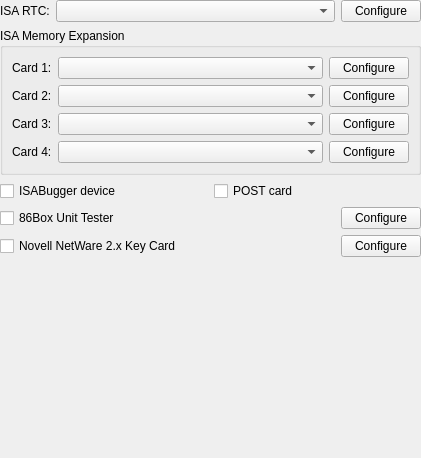
This is src/qt/qt_settingsotherperipherals.ui in 86Box/86Box as Qt 5 draws it before an edit. The edited form follows.
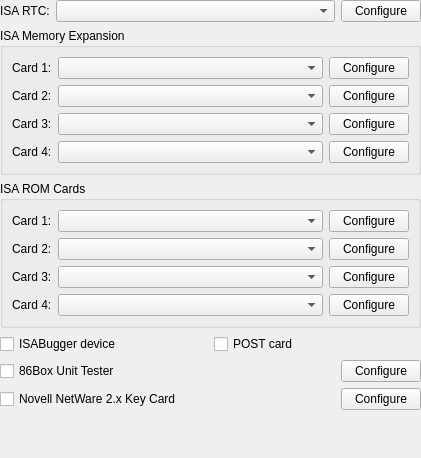
This is the edited form.

```diff
--- a/src/qt/qt_settingsotherperipherals.ui
+++ b/src/qt/qt_settingsotherperipherals.ui
@@ -174,6 +174,123 @@
      </layout>
     </widget>
    </item>
+   <item>
+    <widget class="QGroupBox" name="groupBoxRom">
+     <property name="title">
+      <string>ISA ROM Cards</string>
+     </property>
+     <layout class="QGridLayout" name="gridLayoutRom">
+      <item row="0" column="0">
+       <widget class="QLabel" name="labelIsaRomCard1">
+        <property name="text">
+         <string>Card 1:</string>
+        </property>
+       </widget>
+      </item>
+      <item row="0" column="1">
+       <widget class="QComboBox" name="comboBoxIsaRomCard1">
+        <property name="sizePolicy">
+         <sizepolicy hsizetype="MinimumExpanding" vsizetype="Fixed">
+          <horstretch>0</horstretch>
+          <verstretch>0</verstretch>
+         </sizepolicy>
+        </property>
+        <property name="maxVisibleItems">
+         <number>30</number>
+        </property>
+       </widget>
+      </item>
+      <item row="0" column="2">
+       <widget class="QPushButton" name="pushButtonConfigureIsaRomCard1">
+        <property name="text">
+         <string>Configure</string>
+        </property>
+       </widget>
+      </item>
+      <item row="1" column="0">
+       <widget class="QLabel" name="labelIsaRomCard2">
+        <property name="text">
+         <string>Card 2:</string>
+        </property>
+       </widget>
+      </item>
+      <item row="1" column="1">
+       <widget class="QComboBox" name="comboBoxIsaRomCard2">
+        <property name="sizePolicy">
+         <sizepolicy hsizetype="MinimumExpanding" vsizetype="Fixed">
+          <horstretch>0</horstretch>
+          <verstretch>0</verstretch>
+         </sizepolicy>
+        </property>
+        <property name="maxVisibleItems">
+         <number>30</number>
+        </property>
+       </widget>
+      </item>
+      <item row="1" column="2">
+       <widget class="QPushButton" name="pushButtonConfigureIsaRomCard2">
+        <property name="text">
+         <string>Configure</string>
+        </property>
+       </widget>
+      </item>
+      <item row="2" column="0">
+       <widget class="QLabel" name="labelIsaRomCard3">
+        <property name="text">
+         <string>Card 3:</string>
+        </property>
+       </widget>
+      </item>
+      <item row="2" column="1">
+       <widget class="QComboBox" name="comboBoxIsaRomCard3">
+        <property name="sizePolicy">
+         <sizepolicy hsizetype="MinimumExpanding" vsizetype="Fixed">
+          <horstretch>0</horstretch>
+          <verstretch>0</verstretch>
+         </sizepolicy>
+        </property>
+        <property name="maxVisibleItems">
+         <number>30</number>
+        </property>
+       </widget>
+      </item>
+      <item row="2" column="2">
+       <widget class="QPushButton" name="pushButtonConfigureIsaRomCard3">
+        <property name="text">
+         <string>Configure</string>
+        </property>
+       </widget>
+      </item>
+      <item row="3" column="0">
+       <widget class="QLabel" name="labelIsaRomCard4">
+        <property name="text">
+         <string>Card 4:</string>
+        </property>
+       </widget>
+      </item>
+      <item row="3" column="1">
+       <widget class="QComboBox" name="comboBoxIsaRomCard4">
+        <property name="sizePolicy">
+         <sizepolicy hsizetype="MinimumExpanding" vsizetype="Fixed">
+          <horstretch>0</horstretch>
+          <verstretch>0</verstretch>
+         </sizepolicy>
+        </property>
+        <property name="maxVisibleItems">
+         <number>30</number>
+        </property>
+       </widget>
+      </item>
+      <item row="3" column="2">
+       <widget class="QPushButton" name="pushButtonConfigureIsaRomCard4">
+        <property name="text">
+         <string>Configure</string>
+        </property>
+       </widget>
+      </item>
+     </layout>
+    </widget>
+   </item>
    <item>
     <layout class="QHBoxLayout" name="horizontalLayoutIBPC">
      <item>
```
